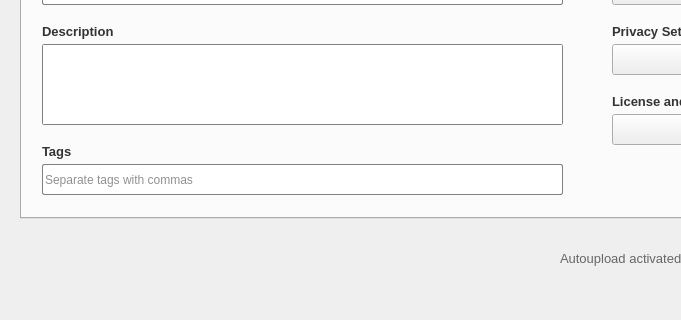
Old version of the form upload.ui in the repository ArthurTesta/client; both pictures show x 0 to 681 and y 202 to 522 of the 866 by 522 pixel window.
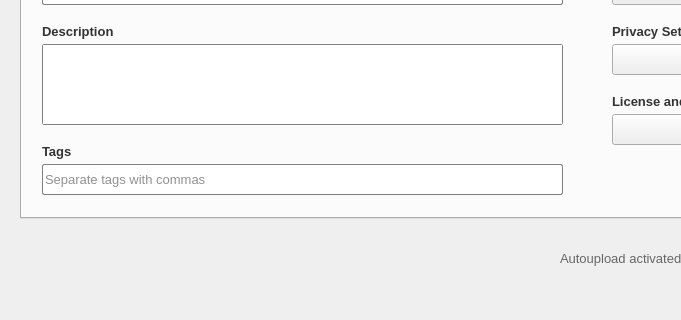
New version of the form.

Patch:
```diff
--- a/upload.ui
+++ b/upload.ui
@@ -114,6 +114,12 @@
        <height>31</height>
       </rect>
      </property>
+     <property name="font">
+      <font>
+       <family>Arial</family>
+       <pointsize>10</pointsize>
+      </font>
+     </property>
      <property name="styleSheet">
       <string notr="true">border: 1px solid gray;
 border-radius: 2px;
```
Left out of the diff: 30 changed lines with no effect on the pictures.
